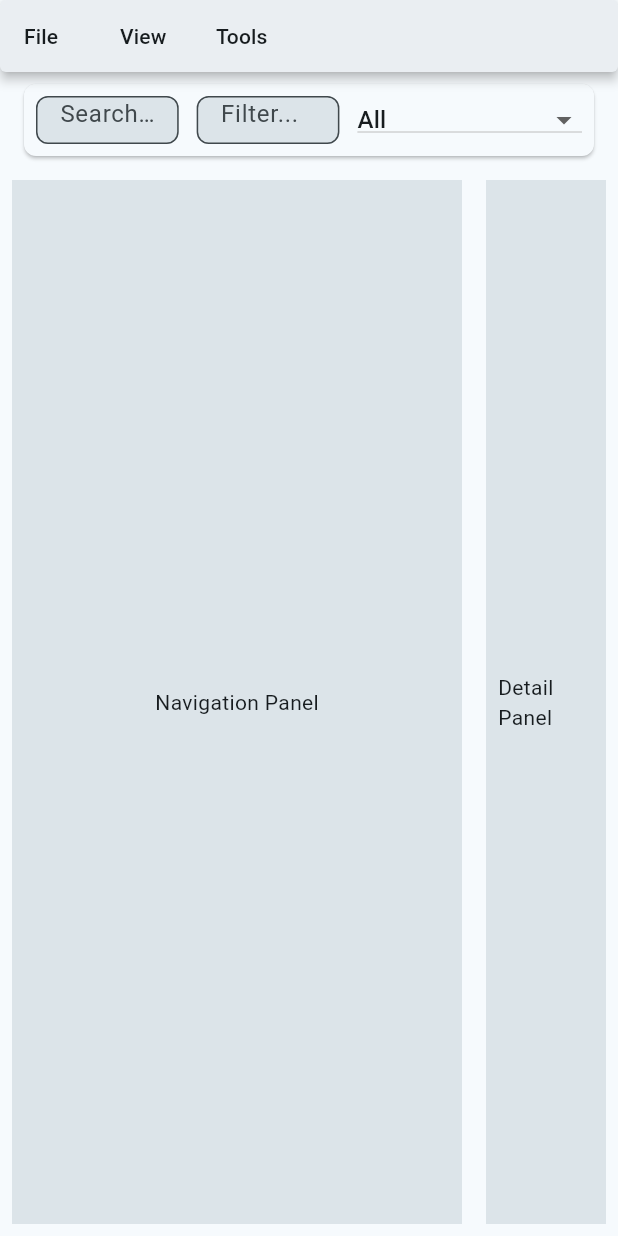
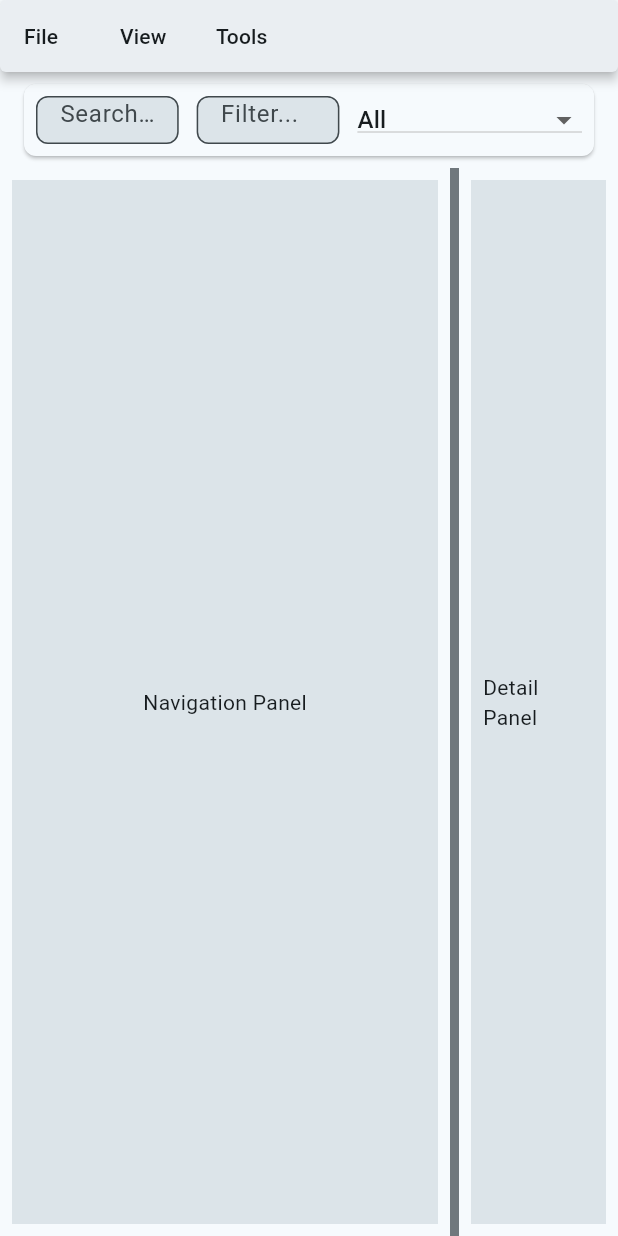
Before and after one commit to cohinteractive/exiv, a Flutter app: the screen it shows after launch, on a phone screen of 412 x 824 dp. Run offline on Flutter 3.47's test engine with Material 3 defaults, Android fonts, the phone set to English and light mode, and no system bars; missing offline and left inert: window_manager.

Commit message:
Log resizable panel feature

```diff
--- a/lib/main.dart
+++ b/lib/main.dart
@@ -4,6 +4,7 @@ import 'menu_constants.dart';
 import 'menu_router.dart';
 import 'search_filter_controller.dart';
 import 'filter_state.dart';
+import 'ui/widgets/resizable_widget.dart';
 
 void main() async {
   WidgetsFlutterBinding.ensureInitialized();
@@ -150,12 +151,15 @@ class _ScaffoldWithMenuState extends State<ScaffoldWithMenu> {
           Expanded(
             child: Row(
               children: [
-                Container(
-                  width: 300,
-                  margin: const EdgeInsets.all(8),
-                  padding: const EdgeInsets.all(8),
-                  color: Theme.of(context).colorScheme.surfaceVariant,
-                  child: const Center(child: Text('Navigation Panel')),
+                ResizableWidget(
+                  minWidth: 200,
+                  maxWidth: 500,
+                  child: Container(
+                    margin: const EdgeInsets.all(8),
+                    padding: const EdgeInsets.all(8),
+                    color: Theme.of(context).colorScheme.surfaceVariant,
+                    child: const Center(child: Text('Navigation Panel')),
+                  ),
                 ),
                 Expanded(
                   child: Container(
--- /dev/null
+++ b/lib/ui/widgets/resizable_widget.dart
@@ -0,0 +1,57 @@
+import 'package:flutter/material.dart';
+
+class ResizableWidget extends StatefulWidget {
+  const ResizableWidget({
+    super.key,
+    required this.child,
+    this.initialWidth = 300,
+    this.minWidth = 200,
+    this.maxWidth = 500,
+  });
+
+  final Widget child;
+  final double initialWidth;
+  final double minWidth;
+  final double maxWidth;
+
+  @override
+  State<ResizableWidget> createState() => _ResizableWidgetState();
+}
+
+class _ResizableWidgetState extends State<ResizableWidget> {
+  late double _width;
+
+  @override
+  void initState() {
+    super.initState();
+    _width = widget.initialWidth;
+  }
+
+  void _updateWidth(double delta) {
+    setState(() {
+      _width += delta;
+      if (_width < widget.minWidth) _width = widget.minWidth;
+      if (_width > widget.maxWidth) _width = widget.maxWidth;
+    });
+  }
+
+  @override
+  Widget build(BuildContext context) {
+    return Row(
+      children: [
+        SizedBox(width: _width, child: widget.child),
+        MouseRegion(
+          cursor: SystemMouseCursors.resizeLeftRight,
+          child: GestureDetector(
+            behavior: HitTestBehavior.translucent,
+            onHorizontalDragUpdate: (details) => _updateWidth(details.delta.dx),
+            child: Container(
+              width: 6,
+              color: Theme.of(context).dividerColor,
+            ),
+          ),
+        ),
+      ],
+    );
+  }
+}
```
Also changed, not shown: 1 other file.
